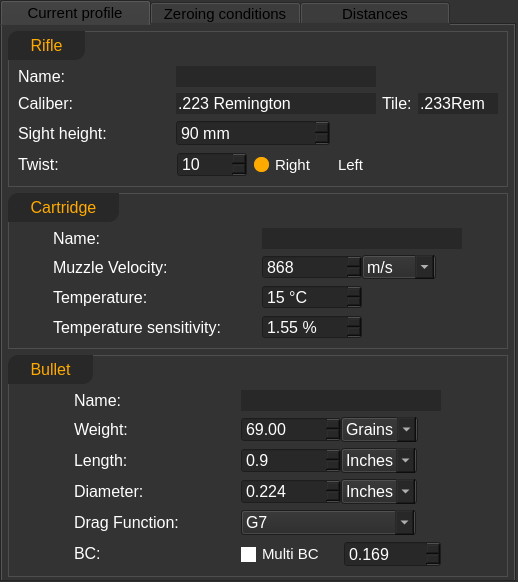
Qt form ui_templates/profile_current.ui (o-murphy/archer_ballistics_constructor) before a commit.
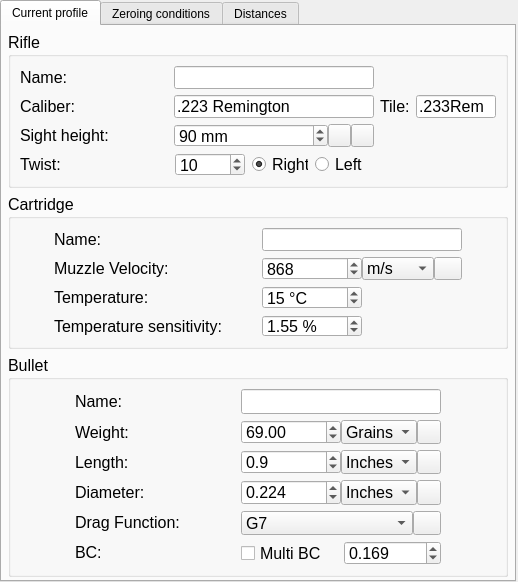
The same form after that commit. Icons and pictures are not drawn.

```diff
--- a/ui_templates/profile_current.ui
+++ b/ui_templates/profile_current.ui
@@ -20,137 +20,7 @@
    <string>Form</string>
   </property>
   <property name="styleSheet">
-   <string notr="true">QWidget {
-	background-color: rgb(51, 51, 51);
-}
-
-QSpinBox::up-button, QDoubleSpinBox::up-button {
-	width: 20px;
-	image: url(:/custom/res/custom/caret-up-fill_8.png);
-}
-QSpinBox::down-button, QDoubleSpinBox::down-button { 
-	width: 20px;
-	image: url(:/custom/res/custom/caret-down-fill_8.png);
-}
-QSpinBox::down-button:hover, QSpinBox::up-button:hover,
-QDoubleSpinBox::down-button:hover, QDoubleSpinBox::up-button:hover {
-		background-color: rgb(75, 75, 75);
-}
-QSpinBox::down-button:disabled, QSpinBox::up-button:disabled,
-QDoubleSpinBox::down-button:disabled, QDoubleSpinBox::up-button:disabled {
-		image: null;
-}
-
-QSpinBox, QDoubleSpinBox {
-	background-color: rgb(40, 40, 40);
-	color: rgb(255, 255, 255);
-}
-
-QComboBox {
-	background-color: rgb(40, 40, 40);
-}
-
-QComboBox::drop-down {
-	background: transparent;
-	image: url(:/custom/res/custom/caret-down-fill_8.png);
-}
-
-QComboBox::drop-down:hover {
-	background-color: rgb(75, 75, 75);
-}
-
-QComboBox::drop-down:disabled {
-	image: null;
-}
-
-QLineEdit, QLabel, QComboBox, QPushButton, QToolButton {
-	color: rgb(255, 255, 255);
-}
-QLineEdit {
-	border: 0px solid grey;
-	background-color: rgb(40, 40, 40);
-}
-QGroupBox {
-	color: rgb(255, 255, 255);
-	border: 1px solid rgb(78, 78, 78);
-	padding-top: 25px;
-}
-
-QGroupBox::title {
-	padding: 5px 20px 5px 20px;
-	color: rgb(255, 170, 0);
-	border-top-left-radius: 10px;
-	border-bottom-right-radius: 10px;
-	background-color: rgb(40, 40, 40);
-}
-
-QTableWidget {
-	
-	background-color: rgb(40, 40, 40);
-}
-
-QHeaderView::section {
-	background-color: rgb(51, 51, 51);
-}
-
-QTableWidget::item:selected {
-	background-color: rgb(51, 51, 51);
-}
-
-QCheckBox, QRadioButton {
-	padding-left: 0px;
-	padding-right: 0px;
-	font-size: 15px;
-	color: white;
-}
-QCheckBox::indicator, QRadioButton::indicator {
-     width: 15px;
-     height: 15px;
-}
-
-QRadioButton::indicator {
-		border: 0px;
-		border-radius: 7px;
-}
-
-QCheckBox::indicator:checked {
-	background-color: rgb(255, 170, 0);
-    image: url(:/custom/res/custom/check.png);
-}
-
-QRadioButton::indicator::checked {
-		background-color: rgb(255, 170, 0);
-		border: 0px;
-		border-radius: 7px;
-}
-
-
-QCheckBox::indicator:unchecked, QRadioButton::indicator::unchecked {
-	background-color: rgb(255, 255, 255);
-	image: null;
-}
-
-QCheckBox::indicator:unchecked:hover {
-	background-color:  rgb(255, 170, 0);
-	image: url(:/custom/res/custom/check.png);
-}
-
-QCheckBox::disabled {
-	color: rgb(78, 78, 78);
-}
-
-QRadioButton::indicator::disabled, QRadioButton::indicator::unchecked:disabled {
-	background-color:rgb(98, 98, 98);
-}
-
-QPushButton, QToolButton {
-	border: 0px;
-}
-
-QPushButton::hover, QToolButton::hover {
-	border: 1px solid rgb(76, 76, 76);
-}
-</string>
+   <string notr="true"/>
   </property>
   <layout class="QGridLayout" name="gridLayout">
    <property name="leftMargin">
@@ -183,14 +53,7 @@
       </size>
      </property>
      <property name="styleSheet">
-      <string notr="true">QTabBar::tab {
-	height: 25px; width: 150px;
-	font-size: 15px;
-}
-
-QWidget::disabled {
-	color: rgb(160, 160, 160)
-}</string>
+      <string notr="true"/>
      </property>
      <property name="currentIndex">
       <number>0</number>
@@ -783,7 +646,7 @@
                </property>
                <property name="minimumSize">
                 <size>
-                 <width>74</width>
+                 <width>72</width>
                  <height>0</height>
                 </size>
                </property>
@@ -799,7 +662,7 @@
                 </font>
                </property>
                <property name="styleSheet">
-                <string>background-color: rgb(40, 40, 40);</string>
+                <string notr="true"/>
                </property>
                <item>
                 <property name="text">
@@ -816,7 +679,7 @@
              <item>
               <widget class="QToolButton" name="mvSwitch">
                <property name="sizePolicy">
-                <sizepolicy hsizetype="Expanding" vsizetype="Fixed">
+                <sizepolicy hsizetype="Expanding" vsizetype="Expanding">
                  <horstretch>0</horstretch>
                  <verstretch>0</verstretch>
                 </sizepolicy>
@@ -1176,7 +1039,7 @@
            <widget class="QWidget" name="horizontalWidget_17" native="true">
             <property name="minimumSize">
              <size>
-              <width>170</width>
+              <width>0</width>
               <height>0</height>
              </size>
             </property>
@@ -1255,7 +1118,7 @@
                 </font>
                </property>
                <property name="styleSheet">
-                <string>background-color: rgb(40, 40, 40);</string>
+                <string notr="true"/>
                </property>
                <item>
                 <property name="text">
@@ -1330,7 +1193,7 @@
            <widget class="QWidget" name="horizontalWidget_18" native="true">
             <property name="minimumSize">
              <size>
-              <width>170</width>
+              <width>0</width>
               <height>0</height>
              </size>
             </property>
@@ -1400,7 +1263,7 @@
                 </font>
                </property>
                <property name="styleSheet">
-                <string>background-color: rgb(40, 40, 40);</string>
+                <string notr="true"/>
                </property>
                <item>
                 <property name="text">
@@ -1475,7 +1338,7 @@
            <widget class="QWidget" name="horizontalWidget_19" native="true">
             <property name="minimumSize">
              <size>
-              <width>170</width>
+              <width>0</width>
               <height>0</height>
              </size>
             </property>
@@ -1545,7 +1408,7 @@
                 </font>
                </property>
                <property name="styleSheet">
-                <string notr="true">background-color: rgb(40, 40, 40);</string>
+                <string notr="true"/>
                </property>
                <item>
                 <property name="text">
@@ -1618,6 +1481,12 @@
           </item>
           <item row="4" column="1">
            <widget class="QWidget" name="horizontalWidget_20" native="true">
+            <property name="minimumSize">
+             <size>
+              <width>200</width>
+              <height>0</height>
+             </size>
+            </property>
             <property name="maximumSize">
              <size>
               <width>200</width>
@@ -1642,9 +1511,21 @@
              </property>
              <item>
               <widget class="QComboBox" name="dragType">
+               <property name="sizePolicy">
+                <sizepolicy hsizetype="Fixed" vsizetype="Fixed">
+                 <horstretch>0</horstretch>
+                 <verstretch>0</verstretch>
+                </sizepolicy>
+               </property>
+               <property name="minimumSize">
+                <size>
+                 <width>172</width>
+                 <height>0</height>
+                </size>
+               </property>
                <property name="maximumSize">
                 <size>
-                 <width>175</width>
+                 <width>16777215</width>
                  <height>16777215</height>
                 </size>
                </property>
@@ -1654,7 +1535,7 @@
                 </font>
                </property>
                <property name="styleSheet">
-                <string notr="true">background-color: rgb(40, 40, 40);</string>
+                <string notr="true"/>
                </property>
                <property name="currentIndex">
                 <number>1</number>
@@ -1679,14 +1560,14 @@
              <item>
               <widget class="QToolButton" name="dragEditor">
                <property name="sizePolicy">
-                <sizepolicy hsizetype="Fixed" vsizetype="Expanding">
+                <sizepolicy hsizetype="Expanding" vsizetype="Expanding">
                  <horstretch>0</horstretch>
                  <verstretch>0</verstretch>
                 </sizepolicy>
                </property>
                <property name="minimumSize">
                 <size>
-                 <width>24</width>
+                 <width>0</width>
                  <height>0</height>
                 </size>
                </property>
@@ -1731,6 +1612,12 @@
           </item>
           <item row="5" column="1">
            <widget class="QWidget" name="bcWidget" native="true">
+            <property name="maximumSize">
+             <size>
+              <width>200</width>
+              <height>16777215</height>
+             </size>
+            </property>
             <layout class="QHBoxLayout" name="horizontalLayout">
              <property name="spacing">
               <number>6</number>
@@ -1774,9 +1661,7 @@
                 <string>&lt;font color=black&gt;Enable multi BC&lt;/font&gt;</string>
                </property>
                <property name="styleSheet">
-                <string notr="true">            QCheckBox::indicator::checked {background: orange}
-            QCheckBox::indicator::unchecked {background: white}
-            QCheckBox {font-size: 15px; color: white;}</string>
+                <string notr="true"/>
                </property>
                <property name="text">
                 <string>Multi BC</string>
```
Left out of the diff: 18 changed lines with no effect on the pictures.
